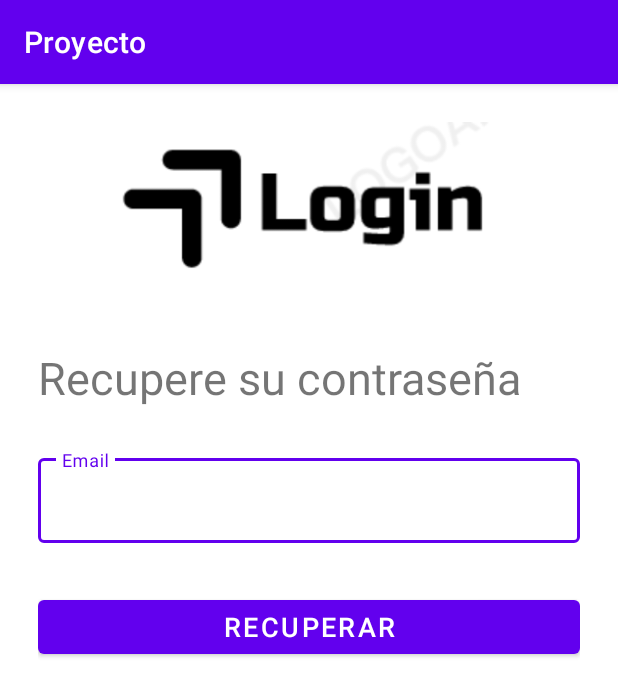
After one commit to pris1998/Proyecto_Final_FCT, an Android app: the ForgotPasswordActivity screen opened directly, with no data from a screen before it, on a phone screen of 412 x 824 dp. The commit adds this screen. Shown: the top 696 px of the screen. Run offline under Robolectric (Android 15) with nearby library versions, the phone set to English and light mode, and no system bars; our stand-ins replace Firebase (no records; nobody signed in at launch, a user with empty details on screens opened directly).

Commit message:
Recuperacion de contraseña hecho. Falta mejorar "Iniciar sesion con Google"

```diff
--- /dev/null
+++ b/app/src/main/java/com/example/proyecto/activities/ForgotPasswordActivity.java
@@ -0,0 +1,90 @@
+package com.example.proyecto.activities;
+
+import androidx.annotation.NonNull;
+import androidx.appcompat.app.AppCompatActivity;
+
+import android.content.Intent;
+import android.os.Bundle;
+import android.util.Patterns;
+import android.view.View;
+import android.widget.Toast;
+
+import com.example.proyecto.R;
+import com.google.android.gms.tasks.OnCompleteListener;
+import com.google.android.gms.tasks.OnSuccessListener;
+import com.google.android.gms.tasks.Task;
+import com.google.android.material.button.MaterialButton;
+import com.google.android.material.textfield.TextInputEditText;
+import com.google.firebase.auth.FirebaseAuth;
+
+import java.util.regex.Pattern;
+
+public class ForgotPasswordActivity extends AppCompatActivity {
+
+    MaterialButton btnRecuperar;
+    TextInputEditText txtEmailUser;
+
+    @Override
+    protected void onCreate(Bundle savedInstanceState) {
+        super.onCreate(savedInstanceState);
+        setContentView(R.layout.activity_forgot_password);
+
+        btnRecuperar = findViewById(R.id.btnRecuperar);
+        txtEmailUser = findViewById(R.id.txtEmailUser);
+
+        btnRecuperar.setOnClickListener(new View.OnClickListener() {
+            @Override
+            public void onClick(View v) {
+                validateEmail();
+            }
+        });
+
+    }
+    public void myToast(String msg){
+        Toast.makeText(this,msg,Toast.LENGTH_LONG).show();
+    }
+
+    public void validateEmail() {
+        String email = txtEmailUser.getText().toString().trim();
+
+
+        if (email.isEmpty() || !Patterns.EMAIL_ADDRESS.matcher(email).matches()) {
+            txtEmailUser.setError("Correo inválido");
+            return;
+        } else {
+            txtEmailUser.setError(null);
+        }
+        sendEmail(email);
+    }
+    //Para volver hacia atrás
+    @Override
+    public void onBackPressed() {
+        super.onBackPressed();
+
+        Intent intent = new Intent(ForgotPasswordActivity.this,LoginActivity.class);
+        startActivity(intent);
+        finish();
+    }
+
+    public void sendEmail(String email){
+        FirebaseAuth auth = FirebaseAuth.getInstance();
+        String emailAdress = email;
+
+        auth.sendPasswordResetEmail(emailAdress)
+                .addOnCompleteListener(new OnCompleteListener<Void>() {
+                    @Override
+                    public void onComplete(@NonNull Task<Void> task) {
+                        if (task.isSuccessful()) {
+                            myToast("Correo enviado");
+                            Intent intent = new Intent(ForgotPasswordActivity.this,LoginActivity.class);
+                            startActivity(intent);
+                            finish();
+                        }else{
+                            myToast("Error en el correo ");
+                        }
+                    }
+                });
+
+
+    }
+}
--- a/app/src/main/java/com/example/proyecto/activities/PortadaActivity.java
+++ b/app/src/main/java/com/example/proyecto/activities/PortadaActivity.java
@@ -12,6 +12,8 @@ import android.view.animation.AnimationUtils;
 import android.widget.ImageView;
 
 import com.example.proyecto.R;
+import com.google.android.gms.auth.api.signin.GoogleSignIn;
+import com.google.android.gms.auth.api.signin.GoogleSignInAccount;
 import com.google.firebase.auth.FirebaseAuth;
 import com.google.firebase.auth.FirebaseUser;
 
@@ -45,7 +47,9 @@ public class PortadaActivity extends AppCompatActivity {
             public void run() {
                 //Si el usuario ya inicio sesion se dirige directamente al ChooseUser
                 FirebaseUser user = FirebaseAuth.getInstance().getCurrentUser();
-                if (user != null) {
+                //Si el usuario ya inicio sesioncon Google
+                GoogleSignInAccount account = GoogleSignIn.getLastSignedInAccount(PortadaActivity.this);
+                if (user != null && account != null) {
                     Intent intent = new Intent(PortadaActivity.this,ChooseUserActivity.class );
                     startActivity(intent);
                     finish();
--- /dev/null
+++ b/app/src/main/res/layout/activity_forgot_password.xml
@@ -0,0 +1,60 @@
+<?xml version="1.0" encoding="utf-8"?>
+<LinearLayout xmlns:android="http://schemas.android.com/apk/res/android"
+    xmlns:app="http://schemas.android.com/apk/res-auto"
+    xmlns:tools="http://schemas.android.com/tools"
+    android:layout_width="match_parent"
+    android:layout_height="match_parent"
+    tools:context=".activities.ForgotPasswordActivity"
+    android:padding="25dp"
+    android:orientation="vertical">
+
+    <ImageView
+        android:id="@+id/imageView"
+        android:layout_width="350dp"
+        android:layout_height="100dp"
+        android:layout_gravity="center"
+        app:srcCompat="@drawable/login_app"
+        />
+
+    <TextView
+        android:id="@+id/txtEmail"
+        android:layout_width="wrap_content"
+        android:layout_height="wrap_content"
+        android:text="Recupere su contraseña"
+        android:textSize="30sp"
+        android:layout_marginTop="50dp"
+        tools:layout_editor_absoluteX="62dp"
+        tools:layout_editor_absoluteY="245dp" />
+
+    <LinearLayout
+        android:layout_width="match_parent"
+        android:layout_height="wrap_content"
+        android:orientation="vertical"
+        android:layout_marginTop="28dp"
+        android:layout_marginBottom="14dp">
+        <com.google.android.material.textfield.TextInputLayout
+            android:layout_width="match_parent"
+            android:layout_height="wrap_content"
+            android:layout_marginBottom="20dp"
+            android:id="@+id/useremailtxtField"
+            android:hint="Email"
+            android:tooltipText="Email"
+            style="@style/Widget.MaterialComponents.TextInputLayout.OutlinedBox">
+            <com.google.android.material.textfield.TextInputEditText
+                android:layout_width="match_parent"
+                android:layout_height="wrap_content"
+                android:id="@+id/txtEmailUser"/>
+        </com.google.android.material.textfield.TextInputLayout>
+
+        <com.google.android.material.button.MaterialButton
+            android:id="@+id/btnRecuperar"
+            android:layout_width="match_parent"
+            android:layout_height="wrap_content"
+            android:text="Recuperar"
+            android:textSize="18sp"
+            android:layout_marginTop="12dp" />
+
+
+    </LinearLayout>
+
+</LinearLayout>
--- a/app/src/main/res/values/strings.xml
+++ b/app/src/main/res/values/strings.xml
@@ -1,4 +1,4 @@
 <resources>
     <string name="app_name">Proyecto</string>
-     <string name="web_usuario_id">218138409504-id9j8pdmoo96ut1mbj0scjs2kpi7bohl.apps.googleusercontent.com</string>
+    <string name="web_usuario_id">218138409504-id9j8pdmoo96ut1mbj0scjs2kpi7bohl.apps.googleusercontent.com</string>
 </resources>
```
Also changed, not shown: app/src/main/AndroidManifest.xml (+7 -0 lines), app/src/main/java/com/example/proyecto/activities/LoginActivity.java (+80 -0 lines), app/src/main/java/com/example/proyecto/activities/RegisterActivity.java (+9 -0 lines), app/src/main/res/layout/activity_login.xml (+11 -4 lines).
